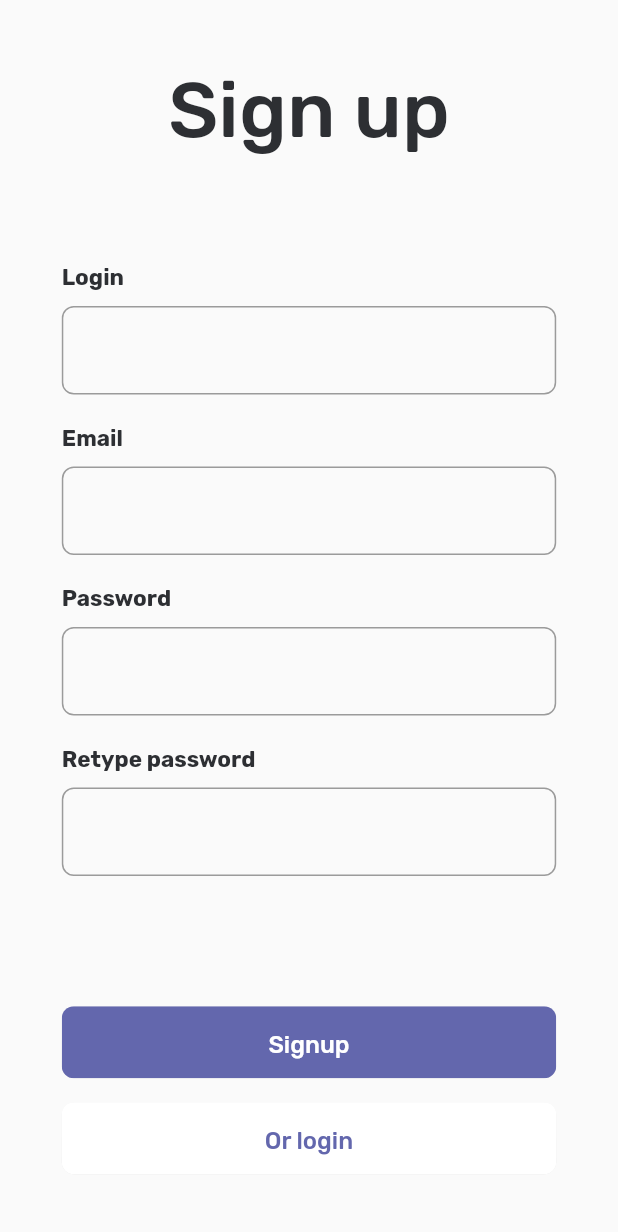
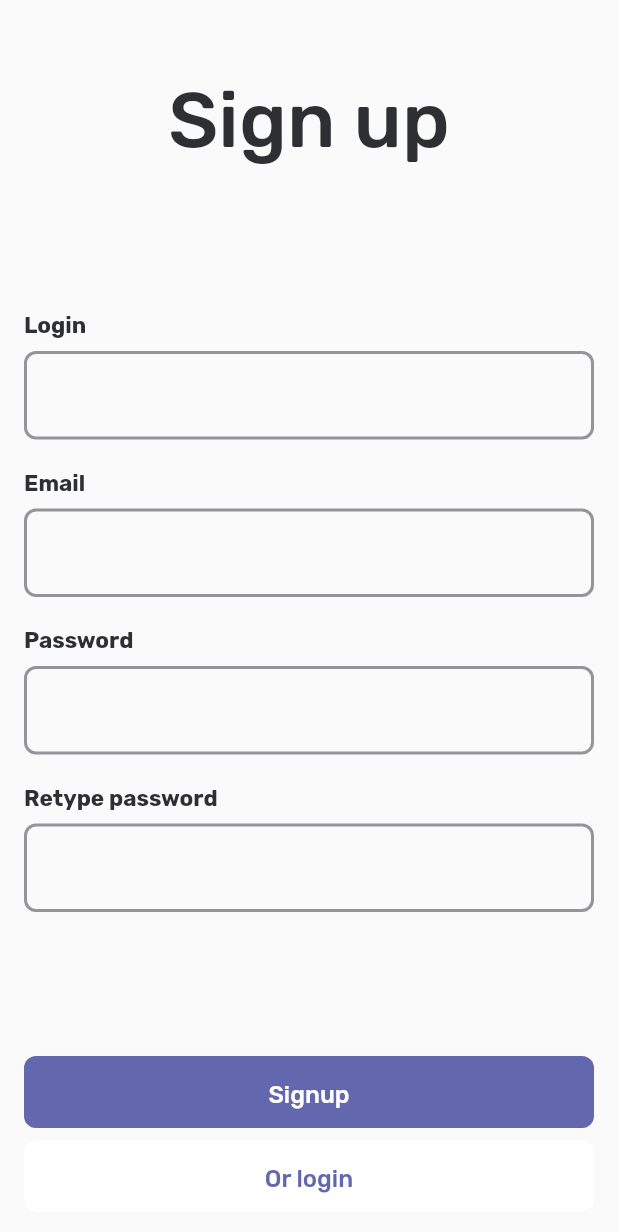
Before and after one commit to kormax/Oracle, a Flutter app: the screen it shows after launch, after a tap on "Login", after a tap on "Or signup", on a phone screen of 412 x 824 dp. Shown: the top 1232 px of the screen. Run offline on Flutter 3.47's test engine with Material 2 defaults, Android fonts, the phone set to English and light mode, and no system bars; our stand-ins replace fl_chart, flutter_svg.

Commit message:
Make initial screens fully adaptive

```diff
--- a/lib/screens/initial/login.dart
+++ b/lib/screens/initial/login.dart
@@ -17,18 +17,44 @@ class _LoginScreenState extends State<LoginScreen> {
 
   @override
   Widget build(BuildContext context) {
-    Size size = MediaQuery.of(context).size;
-    double margin = size.width * 0.1;
-
     return Scaffold(
-        body: SingleChildScrollView(
-        child: SizedBox(
-          height: size.height,
+        body: LayoutBuilder(
+          builder: (BuildContext context, BoxConstraints constraints) {
+            if (constraints.maxHeight <= 512 - 32) {
+              return SingleChildScrollView(
+                padding: EdgeInsets.all(16),
                   child: Column(
                     mainAxisAlignment: MainAxisAlignment.center,
                     children: <Widget>[
-                SizedBox(height: margin),
+                      SizedBox(height: 32),
 
+                      Text(
+                          "Login",
+                          style: Text_.heading1
+                      ),
+
+
+                      EntryField(label: "Login", type: EntryFieldType.plaintext),
+                      EntryField(label: "Password", type: EntryFieldType.password),
+
+
+                      SizedBox(height: 32),
+                      LoginButton(),
+                      SizedBox(height: 8),
+                      SignupButton(),
+
+
+
+
+                    ],
+                  ),
+              );
+            } else {
+              return Container(
+                padding: EdgeInsets.all(16),
+                child: Column(
+                  children: [
+                    SizedBox(height: 32,),
                     Text(
                         "Login",
                         style: Text_.heading1
@@ -38,36 +64,32 @@ class _LoginScreenState extends State<LoginScreen> {
 
                     EntryField(label: "Login", type: EntryFieldType.plaintext),
                     EntryField(label: "Password", type: EntryFieldType.password),
-
                     Spacer(),
 
-                Container(
-                    margin: EdgeInsets.symmetric(horizontal: margin, vertical: 16),
-                    width: size.width - margin * 2,
-                    child: Button(
+                    LoginButton(),
+                    SizedBox(height: 8,),
+                    SignupButton(),
+                  ],
+                )
+              );
+            }
+        }
+        )
+    );
+  }
+
+  Widget SignupButton() => Button(
+    text: "Or signup",
+    color: Colors_.grayscaleWhite,
+    textColor: Colors_.primaryNormal,
+    onPressed: () => Navigator.popAndPushNamed(context, "/signup"),
+  );
+
+  Widget LoginButton() => Button(
     text: "Login",
     color: Colors_.primaryNormal,
     textColor: Colors_.grayscaleWhite,
     onPressed: () => Navigator.popAndPushNamed(context, "/main"),
-                    )
-                ),
+  );
 
-                Container(
-                    margin: EdgeInsets.symmetric(horizontal: margin),
-                    width: size.width - margin * 2,
-                    child: Button(
-                      text: "Or signup",
-                      color: Colors_.grayscaleWhite,
-                      textColor: Colors_.primaryNormal,
-                      onPressed: () => Navigator.popAndPushNamed(context, "/signup"),
-                    )
-                ),
-
-                SizedBox(height: margin),
-              ],
-            ),
-          ),
-        )
-    );
 }
-}
--- a/lib/screens/initial/signup.dart
+++ b/lib/screens/initial/signup.dart
@@ -15,20 +15,49 @@ class SignUpScreen extends StatefulWidget {
 }
 
 class _SignUpScreenState extends State<SignUpScreen> {
+
   @override
   Widget build(BuildContext context) {
-    Size size = MediaQuery.of(context).size;
-    double margin = size.width * 0.1;
-
     return Scaffold(
-        body: SingleChildScrollView(
-          child: SizedBox(
-            height: size.height,
+        body: LayoutBuilder(
+            builder: (BuildContext context, BoxConstraints constraints) {
+              if (constraints.maxHeight <= 512 + 128) {
+                return SingleChildScrollView(
+                  padding: EdgeInsets.all(16),
                   child: Column(
                     mainAxisAlignment: MainAxisAlignment.center,
                     children: <Widget>[
-                SizedBox(height: margin),
+                      SizedBox(height: 32),
 
+                      Text(
+                          "Sign up",
+                          style: Text_.heading1
+                      ),
+
+
+                      EntryField(label: "Login", type: EntryFieldType.plaintext),
+                      EntryField(label: "Email", type: EntryFieldType.plaintext),
+                      EntryField(label: "Password", type: EntryFieldType.password),
+                      EntryField(label: "Retype password", type: EntryFieldType.password),
+
+
+                      SizedBox(height: 32),
+                      LoginButton(),
+                      SizedBox(height: 8),
+                      SignupButton(),
+
+
+
+
+                    ],
+                  ),
+                );
+              } else {
+                return Container(
+                    padding: EdgeInsets.all(16),
+                    child: Column(
+                      children: [
+                        SizedBox(height: 32,),
                         Text(
                             "Sign up",
                             style: Text_.heading1
@@ -43,72 +72,30 @@ class _SignUpScreenState extends State<SignUpScreen> {
 
                         Spacer(),
 
-                Container(
-                    margin: EdgeInsets.symmetric(horizontal: margin, vertical: 16),
-                    width: size.width - margin * 2,
-                    child: Button(
+                        SignupButton(),
+                        SizedBox(height: 8,),
+                        LoginButton(),
+                      ],
+                    )
+                );
+              }
+            }
+        )
+    );
+  }
+
+  Widget SignupButton() => Button(
     text: "Signup",
     color: Colors_.primaryNormal,
     textColor: Colors_.grayscaleWhite,
     onPressed: () => Navigator.popAndPushNamed(context, "/main"),
-                    )
-                ),
+  );
 
-                Container(
-                    margin: EdgeInsets.symmetric(horizontal: margin),
-                    width: size.width - margin * 2,
-                    child: Button(
+  Widget LoginButton() => Button(
     text: "Or login",
     color: Colors_.grayscaleWhite,
     textColor: Colors_.primaryNormal,
     onPressed: () => Navigator.popAndPushNamed(context, "/login"),
-                    )
-                ),
+  );
 
-                SizedBox(height: margin),
-              ],
-            ),
-          ),
-        )
-    );
 }
-  /*
-  @override
-  Widget build(BuildContext context) {
-    Size size = MediaQuery.of(context).size;
-
-
-
-    return Scaffold(
-      body: SingleChildScrollView(
-        child: Column(
-          mainAxisAlignment: MainAxisAlignment.center,
-          children: <Widget>[
-            SizedBox(height: size.height * 0.15),
-
-            Text(
-              "Sign up",
-              style: TextStyle(fontWeight: FontWeight.bold),
-            ),
-
-            SizedBox(height: size.height * 0.15),
-
-            EntryField(label: "Login", type: EntryFieldType.plaintext),
-            EntryField(label: "Email", type: EntryFieldType.plaintext),
-            EntryField(label: "Password", type: EntryFieldType.password),
-            EntryField(label: "Retype password", type: EntryFieldType.password),
-            Center(
-                child: Button(
-                  text: "Sign up",
-                  color: Colors_.primaryNormal,
-                  textColor: Colors_.grayscaleWhite,
-                  onPressed: () => Navigator.popAndPushNamed(context, "/main"),
-                )
-            ),
-            SizedBox(height: size.height * 0.05),
-          ],
-        ),
-      ),
-    );
-  }*/
-}
--- a/lib/screens/initial/welcome.dart
+++ b/lib/screens/initial/welcome.dart
@@ -19,57 +19,94 @@ class _OnboardingScreenState extends State<OnboardingScreen> {
     Size size = MediaQuery.of(context).size;
 
     return Scaffold(
-      body: SingleChildScrollView(
-        child: SizedBox(
-          height: size.height,
-          child: Column(
-          //mainAxisAlignment: MainAxisAlignment.center,
-          children: <Widget>[
-            SvgPicture.asset(
-                "assets/logo.svg",
-                height: size.height * 0.10,
-                width: size.height * 0.10,
-                semanticsLabel: 'Logo',
-                color: Colors_.primary
-            ),
-            Text(
-              "Welcome",
-              style: Text_.heading1
-            ),
+      body: LayoutBuilder(
+        builder: (BuildContext context, BoxConstraints constraints) {
+      if (constraints.maxHeight <= 512) {
+        return SingleChildScrollView(
+          padding: EdgeInsets.all(16),
+          child:  Column(
+            //mainAxisAlignment: MainAxisAlignment.center,
+            children: <Widget>[
 
-            Spacer(),
+              SizedBox(height: 32,),
+              Text(
+                  "Welcome",
+                  style: Text_.heading1
+              ),
+
+              SvgPicture.asset(
+                  "assets/logo.svg",
+                  height: 128,
+                  width: 128,
+                  semanticsLabel: 'Logo',
+                  color: Colors_.primary
+              ),
 
 
-            Container(
-              margin: EdgeInsets.symmetric(horizontal: size.width * 0.1, vertical: 8),
-              width: size.width * 0.8,
-              child: Button(
-              text: "Login",
-              color: Colors_.primaryNormal,
-              textColor: Colors_.grayscaleWhite,
-              onPressed: () => Navigator.popAndPushNamed(context, "/login"),
-              )
-            ),
 
 
-            Container(
-                margin: EdgeInsets.symmetric(horizontal: size.width * 0.1,  vertical: 8),
-                width: size.width * 0.8,
-                child: Button(
-                  text: "Signup",
-                  color: Colors_.grayscaleWhite,
-                  textColor: Colors_.primaryNormal,
-                  onPressed: () => Navigator.popAndPushNamed(context, "/signup"),
-                )
-            ),
-
-            SizedBox(height: size.width * 0.1 - 8)
+              SizedBox(height: 32,),
+              LoginButton(),
+              SizedBox(height: 8,),
+              SignupButton(),
 
 
-          ],
-        ),
-      ),
-      )
+
+
+            ],
+          ),
+        );
+      } else {
+        return Container(
+          padding: EdgeInsets.all(16),
+          child: Column(
+            //mainAxisAlignment: MainAxisAlignment.center,
+            children: <Widget>[
+              SizedBox(height: 32,),
+
+              Text(
+                  "Welcome",
+                  style: Text_.heading1
+              ),
+
+              Spacer(flex: 1),
+
+
+              Expanded(
+                flex: 3,
+                child: SvgPicture.asset(
+                  "assets/logo.svg",
+                  semanticsLabel: 'Logo',
+                  color: Colors_.primary
+              ),),
+
+              Spacer(flex: 1),
+              LoginButton(),
+              SizedBox(height: 8,),
+              SignupButton(),
+
+
+            ],
+          ),
+        );
+      }
+    })
+
     );
   }
+
+  Widget SignupButton() => Button(
+    text: "Signup",
+    color: Colors_.grayscaleWhite,
+    textColor: Colors_.primaryNormal,
+    onPressed: () => Navigator.popAndPushNamed(context, "/signup"),
+  );
+
+  Widget LoginButton() => Button(
+    text: "Login",
+    color: Colors_.primaryNormal,
+    textColor: Colors_.grayscaleWhite,
+    onPressed: () => Navigator.popAndPushNamed(context, "/login"),
+  );
+
 }
--- a/lib/widgets/button.dart
+++ b/lib/widgets/button.dart
@@ -18,6 +18,7 @@ class Button extends StatelessWidget {
   Widget build(BuildContext context) {
     return Container(
       height: 48,
+      width: double.infinity,
       child: ClipRRect(
         borderRadius: BorderRadius.circular(8),
         child: MaterialButton(
--- a/lib/widgets/entry_field.dart
+++ b/lib/widgets/entry_field.dart
@@ -1,6 +1,7 @@
 import 'package:data/widgets/entry_field_type.dart';
 import 'package:flutter/cupertino.dart';
 import 'package:flutter/material.dart';
+import "package:data/constants.dart";
 
 class EntryField extends StatelessWidget {
   final String label;
@@ -9,10 +10,9 @@ class EntryField extends StatelessWidget {
 
   @override
   Widget build(BuildContext context) {
-    Size size = MediaQuery.of(context).size;
     return Container(
       margin: EdgeInsets.symmetric(vertical: 10),
-      width: size.width * 0.8,
+      width: double.infinity,
       child: Column(
         crossAxisAlignment: CrossAxisAlignment.start,
         children: <Widget>[
@@ -21,16 +21,35 @@ class EntryField extends StatelessWidget {
             style: TextStyle(fontWeight: FontWeight.bold, fontSize: 15),
           ),
           SizedBox(
-            height: 10,
+            height: 8,
           ),
           TextField(
               obscureText: type == EntryFieldType.password,
               decoration: InputDecoration(
-                border: new OutlineInputBorder(
+                border:  OutlineInputBorder(
                   borderRadius: const BorderRadius.all(
                     const Radius.circular(8.0),
                   ),
                 ),
+                 enabledBorder:  OutlineInputBorder(
+                  borderSide:  BorderSide(
+                    width: 2,
+                    color: Colors_.grayscaleNeutral
+                  ),
+                   borderRadius: const BorderRadius.all(
+                     const Radius.circular(8.0),
+                   ),
+                ),
+                focusedBorder:  OutlineInputBorder(
+                  borderSide:  BorderSide(
+                      width: 3,
+                      color: Colors_.primary
+                  ),
+                  borderRadius: const BorderRadius.all(
+                    const Radius.circular(8.0),
+                  ),
+                ),
+
               )
           )
         ],
```
Lines whose indentation alone changed are shown as unchanged.
